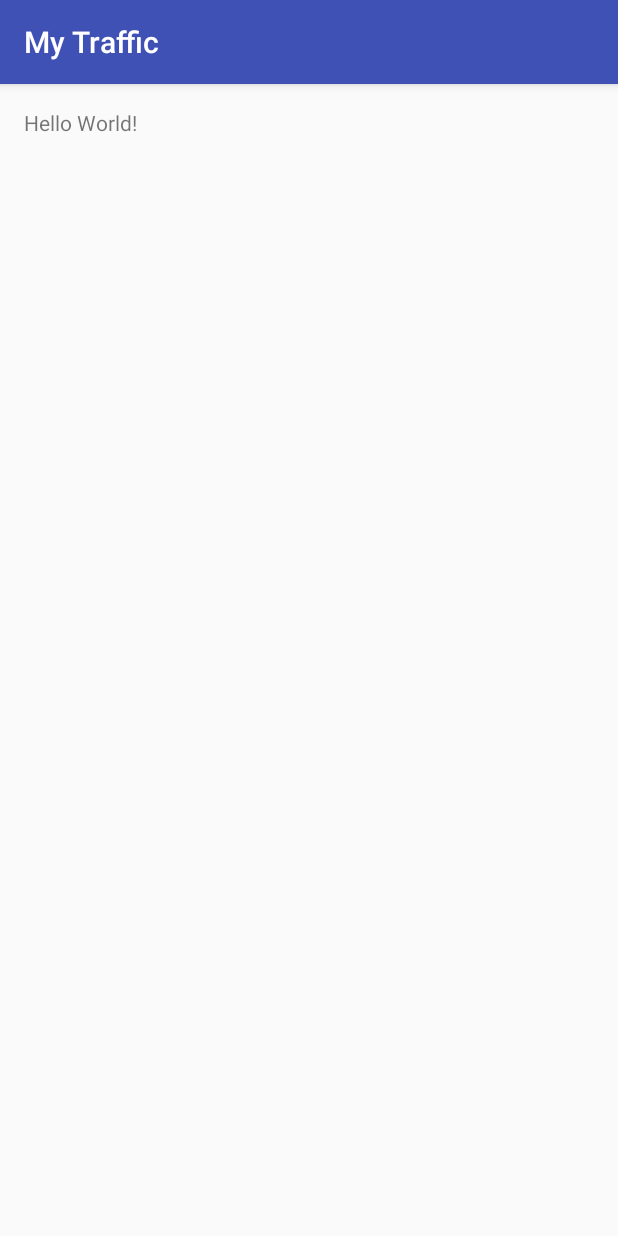
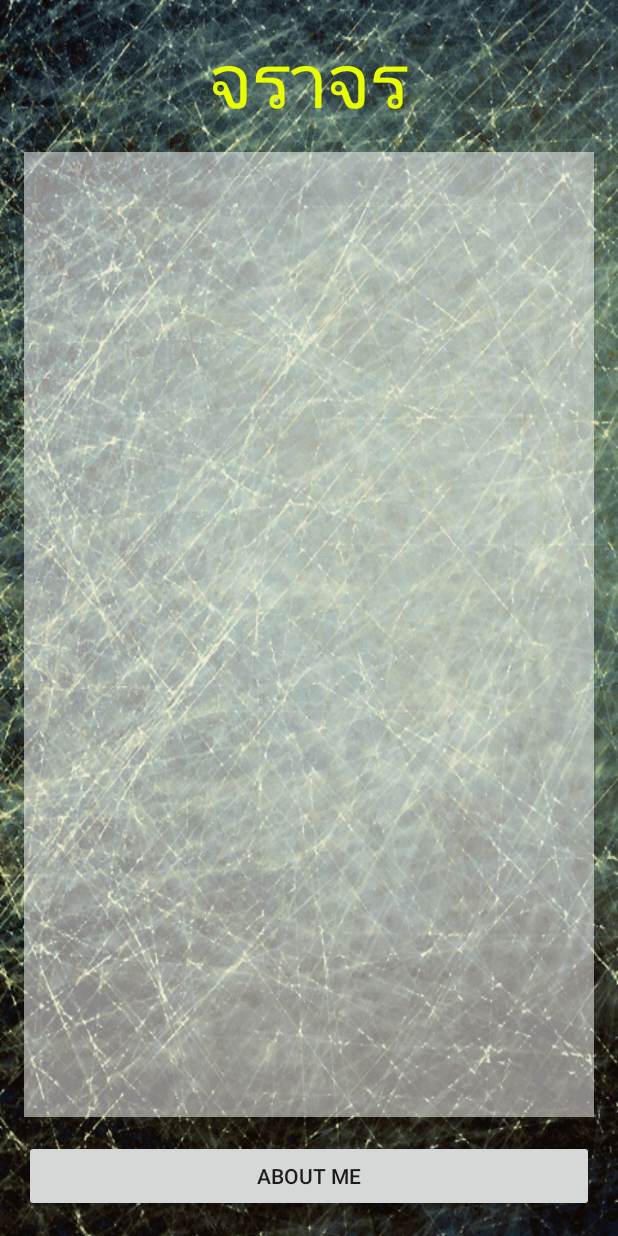
Before and after one commit to Gallayanee/My-Traffic-4-June-16, an Android app: the screen it shows after launch (MainActivity), on a phone screen of 412 x 824 dp. Run offline under Robolectric (Android 15) with nearby library versions, the phone set to English and light mode, and no system bars.

Commit message:
ออกแบบ UI Main

```diff
--- a/app/src/main/res/layout/activity_main.xml
+++ b/app/src/main/res/layout/activity_main.xml
@@ -7,10 +7,32 @@
     android:paddingLeft="@dimen/activity_horizontal_margin"
     android:paddingRight="@dimen/activity_horizontal_margin"
     android:paddingTop="@dimen/activity_vertical_margin"
-    tools:context="com.or135siamv.mytraffic.MainActivity">
+    tools:context="com.or135siamv.mytraffic.MainActivity"
+    android:background="@drawable/bg17">
 
     <TextView
         android:layout_width="wrap_content"
         android:layout_height="wrap_content"
-        android:text="Hello World!" />
+        android:text="@string/title_main"
+        android:id="@+id/textView"
+        android:textSize="@dimen/h1"
+        android:layout_centerHorizontal="true"
+        android:textColor="@color/text" />
+
+    <Button
+        android:layout_width="match_parent"
+        android:layout_height="wrap_content"
+        android:text="About me"
+        android:id="@+id/button"
+        android:layout_alignParentBottom="true" />
+
+    <ListView
+        android:layout_width="wrap_content"
+        android:layout_height="wrap_content"
+        android:id="@+id/listView"
+        android:layout_below="@+id/textView"
+        android:layout_above="@+id/button"
+        android:layout_marginTop="15dp"
+        android:layout_marginBottom="15dp"
+        android:background="#82ffffff" />
 </RelativeLayout>
--- a/app/src/main/res/values/dimens.xml
+++ b/app/src/main/res/values/dimens.xml
@@ -2,4 +2,6 @@
     <!-- Default screen margins, per the Android Design guidelines. -->
     <dimen name="activity_horizontal_margin">16dp</dimen>
     <dimen name="activity_vertical_margin">16dp</dimen>
+    <dimen name="h1">50sp</dimen>
+    <dimen name="h2">20sp</dimen>
 </resources>
--- a/app/src/main/res/values/strings.xml
+++ b/app/src/main/res/values/strings.xml
@@ -1,3 +1,5 @@
 <resources>
     <string name="app_name">My Traffic</string>
+    <string name="title_main">จราจร</string>
+    <color name="text">#e7ff00</color>
 </resources>
--- a/app/src/main/res/values/styles.xml
+++ b/app/src/main/res/values/styles.xml
@@ -1,7 +1,7 @@
 <resources>
 
     <!-- Base application theme. -->
-    <style name="AppTheme" parent="Theme.AppCompat.Light.DarkActionBar">
+    <style name="AppTheme" parent="Theme.AppCompat.Light.NoActionBar">
         <!-- Customize your theme here. -->
         <item name="colorPrimary">@color/colorPrimary</item>
         <item name="colorPrimaryDark">@color/colorPrimaryDark</item>
```
Also changed, not shown: app/src/main/res/drawable/bg17.png (added).
